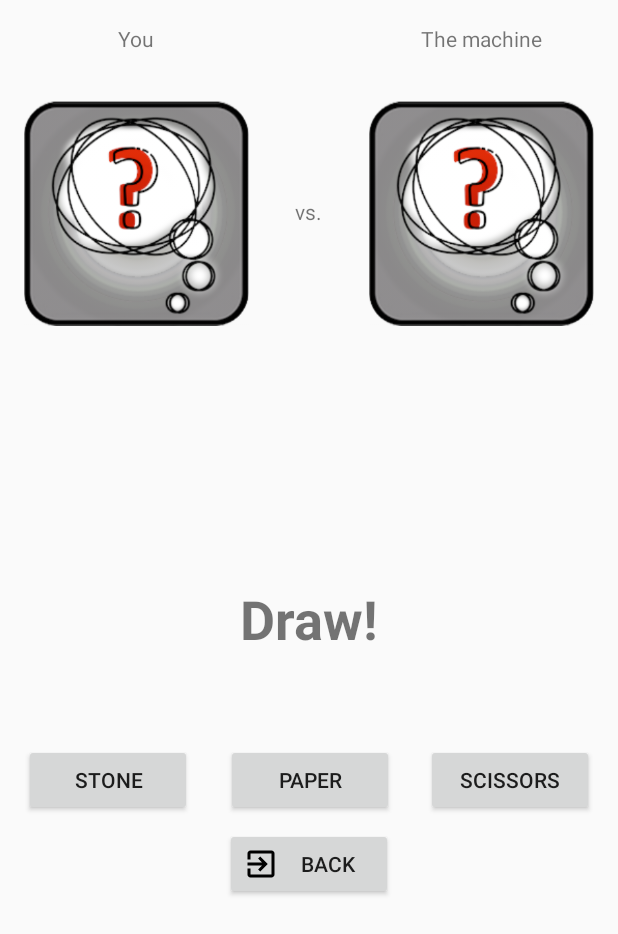
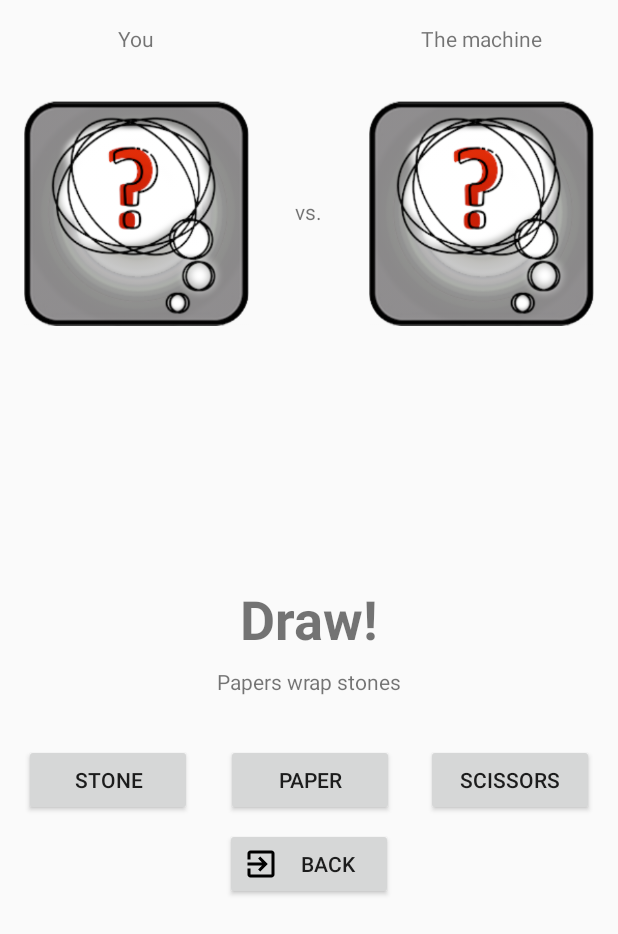
Before and after one commit to davorpa/gpul-labs-android-scissors-game, an Android app: the layout activity_game.xml on its own in the app's theme, with its tools: preview values and no code run, on a phone screen of 412 x 824 dp. Shown: the top 934 px of the screen. Run offline under Robolectric (Android 15) with nearby library versions, the phone set to English and light mode, and no system bars.

Commit message:
Implement game logic

```diff
--- a/app/src/main/res/layout/activity_game.xml
+++ b/app/src/main/res/layout/activity_game.xml
@@ -6,17 +6,51 @@
     android:layout_height="match_parent"
     tools:context=".GameActivity">
 
+    <TextView
+        android:id="@+id/lbl_match_status_desc"
+        android:layout_width="wrap_content"
+        android:layout_height="wrap_content"
+        android:layout_marginTop="8dp"
+        android:text="@string/paper_wraps_stones"
+        app:layout_constraintEnd_toEndOf="parent"
+        app:layout_constraintStart_toStartOf="parent"
+        app:layout_constraintTop_toBottomOf="@+id/lbl_match_status" />
+
+    <TextView
+        android:id="@+id/lbl_match_status"
+        android:layout_width="wrap_content"
+        android:layout_height="wrap_content"
+        android:layout_marginStart="20dp"
+        android:layout_marginTop="20dp"
+        android:layout_marginEnd="20dp"
+        android:layout_marginBottom="20dp"
+        android:textAlignment="center"
+        android:textSize="36sp"
+        android:textStyle="bold"
+        app:layout_constraintBottom_toBottomOf="parent"
+        app:layout_constraintEnd_toEndOf="parent"
+        app:layout_constraintHorizontal_bias="0.5"
+        app:layout_constraintStart_toStartOf="parent"
+        app:layout_constraintTop_toTopOf="parent"
+        tools:text="@string/lbl_draw" />
+
     <androidx.constraintlayout.widget.Group
-        android:id="@+id/grp_machine"
+        android:id="@+id/grp_match_status"
+        android:layout_width="wrap_content"
+        android:layout_height="wrap_content"
+        app:constraint_referenced_ids="lbl_match_status,lbl_match_status_desc" />
+
+    <androidx.constraintlayout.widget.Group
+        android:id="@+id/grp_opponent"
         android:layout_width="0dp"
         android:layout_height="0dp"
-        app:constraint_referenced_ids="lbl_the_machine,img_machine" />
+        app:constraint_referenced_ids="lbl_your_opponent,img_opponent" />
 
     <androidx.constraintlayout.widget.Group
         android:id="@+id/grp_player"
         android:layout_width="wrap_content"
         android:layout_height="wrap_content"
-        app:constraint_referenced_ids="lbl_you,txt_username,img_player,grp_machine" />
+        app:constraint_referenced_ids="lbl_you,txt_username,img_player" />
 
     <TextView
         android:id="@+id/lbl_you"
@@ -25,7 +59,7 @@
         android:text="@string/lbl_you"
         android:textAlignment="center"
         app:layout_constraintStart_toStartOf="@+id/img_player"
-        app:layout_constraintTop_toTopOf="@+id/lbl_the_machine" />
+        app:layout_constraintTop_toTopOf="@+id/lbl_your_opponent" />
 
     <TextView
         android:id="@+id/txt_username"
@@ -41,13 +75,13 @@
         app:layout_constraintTop_toBottomOf="@+id/lbl_you" />
 
     <TextView
-        android:id="@+id/lbl_the_machine"
+        android:id="@+id/lbl_your_opponent"
         android:layout_width="150dp"
         android:layout_height="wrap_content"
         android:layout_marginTop="16dp"
         android:text="@string/lbl_the_machine"
         android:textAlignment="center"
-        app:layout_constraintStart_toStartOf="@+id/img_machine"
+        app:layout_constraintStart_toStartOf="@+id/img_opponent"
         app:layout_constraintTop_toTopOf="parent" />
 
     <ImageView
@@ -58,18 +92,19 @@
         android:contentDescription="@string/lbl_thinking"
         android:scaleType="centerInside"
         app:layout_constraintStart_toStartOf="parent"
-        app:layout_constraintTop_toTopOf="@+id/img_machine"
+        app:layout_constraintTop_toTopOf="@+id/img_opponent"
         tools:src="@drawable/icon_quest" />
 
     <ImageView
-        android:id="@+id/img_machine"
+        android:id="@+id/img_opponent"
         android:layout_width="150dp"
         android:layout_height="150dp"
         android:layout_marginTop="32dp"
         android:layout_marginEnd="16dp"
+        android:contentDescription="@string/lbl_thinking"
         android:scaleType="centerInside"
         app:layout_constraintEnd_toEndOf="parent"
-        app:layout_constraintTop_toBottomOf="@+id/lbl_the_machine"
+        app:layout_constraintTop_toBottomOf="@+id/lbl_your_opponent"
         tools:src="@drawable/icon_quest" />
 
     <TextView
@@ -78,10 +113,16 @@
         android:layout_height="wrap_content"
         android:layout_marginTop="64dp"
         android:text="@string/lbl_vs"
-        app:layout_constraintEnd_toStartOf="@+id/img_machine"
+        app:layout_constraintEnd_toStartOf="@+id/img_opponent"
         app:layout_constraintHorizontal_bias="0.491"
         app:layout_constraintStart_toEndOf="@+id/img_player"
-        app:layout_constraintTop_toTopOf="@+id/img_machine" />
+        app:layout_constraintTop_toTopOf="@+id/img_opponent" />
+
+    <androidx.constraintlayout.widget.Group
+        android:id="@+id/grp_play_buttons"
+        android:layout_width="wrap_content"
+        android:layout_height="wrap_content"
+        app:constraint_referenced_ids="btn_stone,btn_paper,btn_scissors" />
 
     <Button
         android:id="@+id/btn_stone"
@@ -130,22 +171,4 @@
         app:layout_constraintTop_toBottomOf="@+id/btn_paper"
         app:layout_constraintVertical_bias="0.0" />
 
-    <TextView
-        android:id="@+id/lbl_match_status"
-        android:layout_width="wrap_content"
-        android:layout_height="wrap_content"
-        android:layout_marginStart="20dp"
-        android:layout_marginTop="20dp"
-        android:layout_marginEnd="20dp"
-        android:layout_marginBottom="20dp"
-        android:textAlignment="center"
-        android:textSize="36sp"
-        android:textStyle="bold"
-        app:layout_constraintBottom_toBottomOf="parent"
-        app:layout_constraintEnd_toEndOf="parent"
-        app:layout_constraintHorizontal_bias="0.5"
-        app:layout_constraintStart_toStartOf="parent"
-        app:layout_constraintTop_toTopOf="parent"
-        tools:text="@string/lbl_draw" />
-
 </androidx.constraintlayout.widget.ConstraintLayout>
--- a/app/src/main/res/values/strings.xml
+++ b/app/src/main/res/values/strings.xml
@@ -17,9 +17,13 @@
     <string name="lbl_scissors">Scissors</string>
     <string name="lbl_vs">vs.</string>
     <string name="lbl_thinking">Thinking…</string>
+    <string name="lbl_go">Go!</string>
     <string name="lbl_win">You Win!</string>
     <string name="lbl_draw">Draw!</string>
     <string name="lbl_loose">You Loose!</string>
+    <string name="stone_brokes_scissors">Stones broke scissors</string>
+    <string name="paper_wraps_stones">Papers wrap stones</string>
+    <string name="scissor_cuts_papers">Scissors cut papers</string>
 
     <string name="err_required">Required</string>
 </resources>
```
Also changed, not shown: app/src/main/java/com/davorpa/labs/games/piedrapapeltijera/Game.java (+99 -9 lines), app/src/main/java/com/davorpa/labs/games/piedrapapeltijera/GameActivity.java (+125 -135 lines), app/src/main/java/com/davorpa/labs/games/piedrapapeltijera/GameActivityHelper.java (added, +162 -0 lines), app/src/main/java/com/davorpa/labs/games/piedrapapeltijera/PlayingCountDown.java (added, +66 -0 lines), 1 other file.
